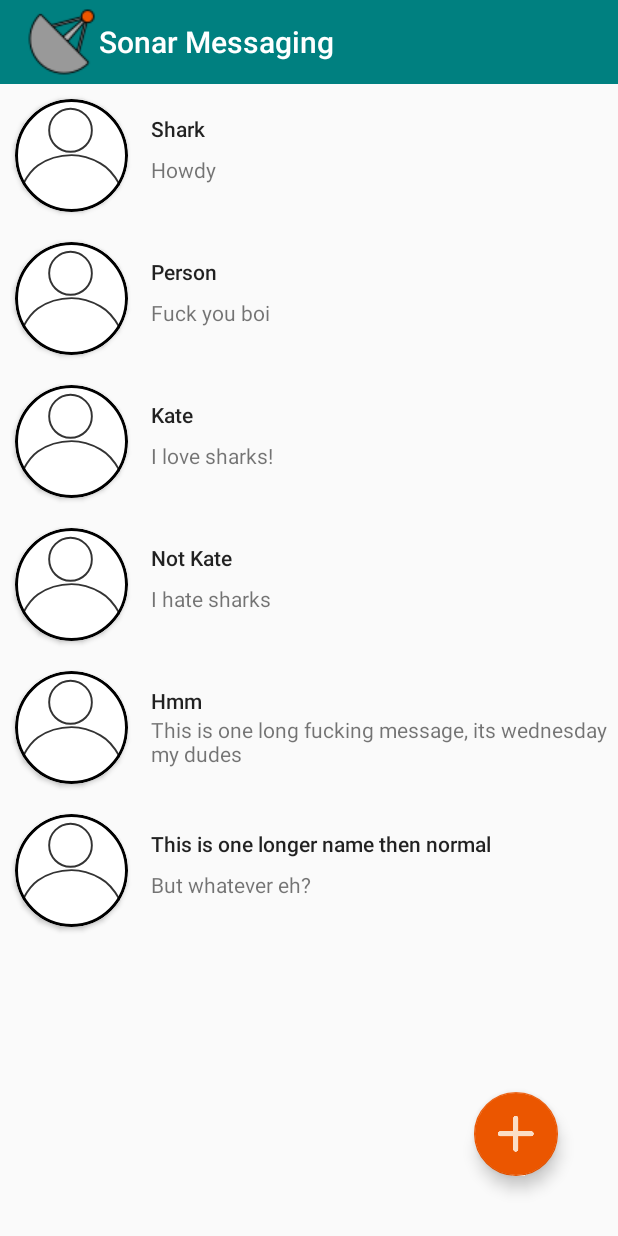
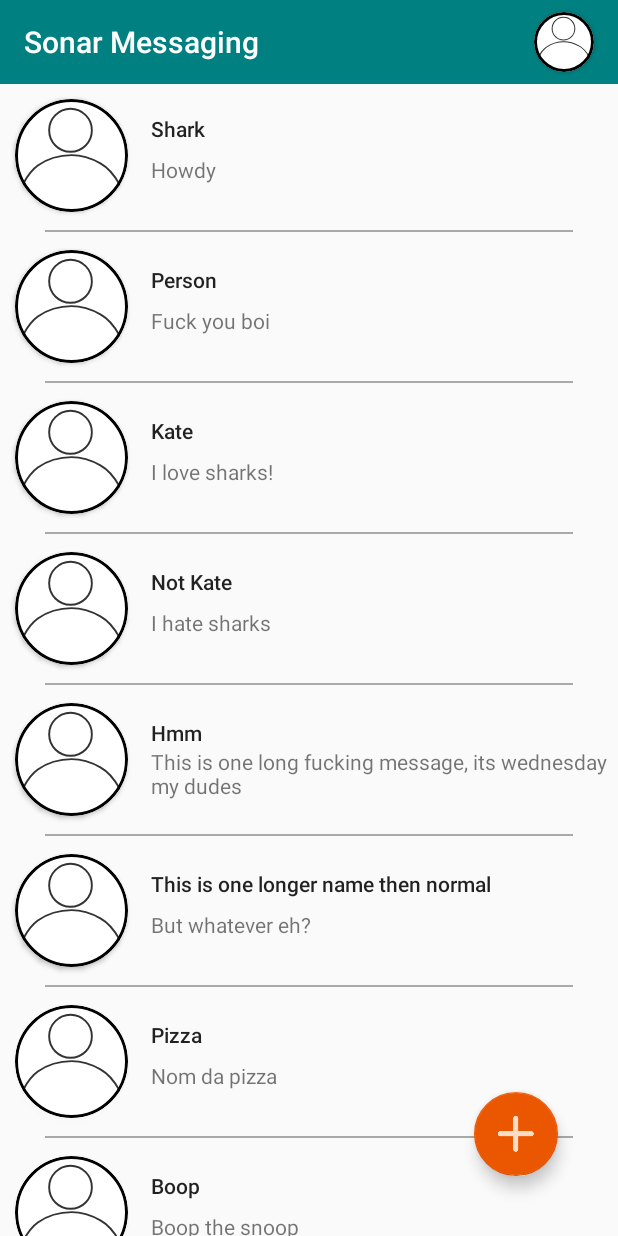
Before and after one commit to Sharkgrammer/Sonar-Secure-Messaging, an Android app: the screen it shows after launch (MainActivity), after a tap on "Shark", on a phone screen of 412 x 824 dp. Run offline under Robolectric (Android 15) with nearby library versions, the phone set to English and light mode, and no system bars.

Commit message:
UI Change w/ Recycler View

```diff
--- a/app/src/main/java/com/shark/sonar/main/MainActivity.java
+++ b/app/src/main/java/com/shark/sonar/main/MainActivity.java
@@ -40,8 +40,7 @@ public class MainActivity extends AppCompatActivity {
 
         Toolbar toolbar = findViewById(R.id.toolbar);
         setSupportActionBar(toolbar);
-        getSupportActionBar().setTitle("Sonar Messaging");
-        getSupportActionBar().setIcon(R.drawable.sonar_alone);
+        getSupportActionBar().setTitle(R.string.toolbar);
 
         MainMessage[] data = new MainMessage[] {
                 new MainMessage(R.drawable.ic_person, "Shark", "Howdy", "eh"),
@@ -49,13 +48,15 @@ public class MainActivity extends AppCompatActivity {
                 new MainMessage(R.drawable.ic_person, "Kate", "I love sharks!", "eh"),
                 new MainMessage(R.drawable.ic_person, "Not Kate", "I hate sharks", "eh"),
                 new MainMessage(R.drawable.ic_person, "Hmm", "This is one long fucking message, its wednesday my dudes", "eh"),
-                new MainMessage(R.drawable.ic_person, "This is one longer name then normal", "But whatever eh?", "eh")
+                new MainMessage(R.drawable.ic_person, "This is one longer name then normal", "But whatever eh?", "eh"),
+                new MainMessage(R.drawable.ic_person, "Pizza", "Nom da pizza", "eh"),
+                new MainMessage(R.drawable.ic_person, "Boop", "Boop the snoop", "eh"),
+                new MainMessage(R.drawable.ic_person, "Shark", "Shark shark shark", "eh"),
+                new MainMessage(R.drawable.ic_person, "Pizza boop shark", "Interesting...", "eh")
         };
 
-        //new MainMessage("Email", android.R.drawable.ic_dialog_email),
-
-        RecyclerView recyclerView = (RecyclerView) findViewById(R.id.recyclerView);
-        MainAdapter adapter = new MainAdapter(data);
+        RecyclerView recyclerView = findViewById(R.id.recyclerView);
+        MainAdapter adapter = new MainAdapter(data, this);
 
         recyclerView.setHasFixedSize(true);
         recyclerView.setLayoutManager(new LinearLayoutManager(this));
--- a/app/src/main/java/com/shark/sonar/recycler/MainAdapter.java
+++ b/app/src/main/java/com/shark/sonar/recycler/MainAdapter.java
@@ -1,5 +1,6 @@
 package com.shark.sonar.recycler;
 
+import android.content.Context;
 import android.support.v7.widget.RecyclerView;
 import android.view.LayoutInflater;
 import android.view.View;
@@ -12,20 +13,30 @@ import com.shark.sonar.data.MainMessage;
 public class MainAdapter extends RecyclerView.Adapter<MainViewHolder>{
 
     private MainMessage[] listData;
+    Context context;
 
-    public MainAdapter(MainMessage[] listdata) {
-        this.listData = listdata;
+    public MainAdapter(MainMessage[] listData, Context context) {
+        this.listData = listData;
+        this.context = context;
     }
 
+    //REF https://stackoverflow.com/a/39678755/11480852
     @Override
     public MainViewHolder onCreateViewHolder(ViewGroup parent, int viewType) {
-        View Child = LayoutInflater.from(parent.getContext()).inflate(R.layout.item_user_message, null);
-        return new MainViewHolder(Child);
+        View Child = LayoutInflater.from(parent.getContext()).inflate(R.layout.item_user_message, null, false);
+        Child.setLayoutParams(new RecyclerView.LayoutParams(RecyclerView.LayoutParams.MATCH_PARENT, RecyclerView.LayoutParams.WRAP_CONTENT));
+        return new MainViewHolder(Child, context);
     }
 
     @Override
     public void onBindViewHolder(MainViewHolder holder, int pos) {
         final MainMessage data = listData[pos];
+
+        if (getItemCount() - 1 != pos){
+            holder.addSpace();
+        }else{
+            holder.addText(context.getResources().getString(R.string.mainText));
+        }
 
         holder.setImgPerson(data.getImage());
         holder.setTextMessage(data.getMessage());
--- a/app/src/main/java/com/shark/sonar/recycler/MainViewHolder.java
+++ b/app/src/main/java/com/shark/sonar/recycler/MainViewHolder.java
@@ -1,7 +1,8 @@
 package com.shark.sonar.recycler;
 
-import android.graphics.Bitmap;
+import android.content.Context;
 import android.support.v7.widget.RecyclerView;
+import android.view.LayoutInflater;
 import android.view.View;
 import android.widget.ImageView;
 import android.widget.LinearLayout;
@@ -14,15 +15,18 @@ class MainViewHolder extends RecyclerView.ViewHolder {
     private TextView lblPerson;
     private TextView lblMessage;
     private LinearLayout layout;
+    private Context context;
+    private boolean textAdded = false, lineAdded = false;
 
 
-    public MainViewHolder(View itemView) {
+    public MainViewHolder(View itemView, Context context) {
         super(itemView);
 
         this.imgPerson = itemView.findViewById(R.id.imgPerson);
         this.lblPerson = itemView.findViewById(R.id.lblPerson);
         this.lblMessage = itemView.findViewById(R.id.lblMessage);
         this.layout = itemView.findViewById(R.id.linLayout);
+        this.context = context;
     }
 
     public void setImgPerson(int drawable){
@@ -40,4 +44,26 @@ class MainViewHolder extends RecyclerView.ViewHolder {
     public void setOnClick(View.OnClickListener listener){
         layout.setOnClickListener(listener);
     }
+
+    public void addSpace(){
+        if (!lineAdded){
+            View Child = LayoutInflater.from(context).inflate(R.layout.line, null);
+            layout.addView(Child);
+
+            lineAdded = true;
+        }
+    }
+
+    public void addText(String text){ ;
+        if (!textAdded){
+            View Child = LayoutInflater.from(context).inflate(R.layout.footer, null);
+
+            TextView view = Child.findViewById(R.id.childTextView);
+            view.setText(text);
+
+            layout.addView(Child);
+
+            textAdded = true;
+        }
+    }
 }
--- /dev/null
+++ b/app/src/main/res/drawable/line.xml
@@ -0,0 +1,6 @@
+<?xml version="1.0" encoding="utf-8"?>
+<shape xmlns:android="http://schemas.android.com/apk/res/android"
+    android:shape="rectangle" >
+    <stroke android:width="1dp" android:color="@color/spaceCol" />
+    <size android:width="2dp" />
+</shape>
--- a/app/src/main/res/layout/activity_main.xml
+++ b/app/src/main/res/layout/activity_main.xml
@@ -43,4 +43,23 @@
         app:layout_constraintStart_toStartOf="parent"
         app:layout_constraintTop_toBottomOf="@+id/toolbar"/>
 
+    <android.support.v7.widget.CardView
+        android:layout_width="40dp"
+        android:layout_height="40dp"
+        android:layout_marginTop="8dp"
+        android:layout_marginEnd="16dp"
+        app:cardCornerRadius="20dp"
+        app:layout_constraintEnd_toEndOf="parent"
+        app:layout_constraintTop_toTopOf="parent">
+
+        <ImageView
+            android:id="@+id/imgPerson"
+            android:layout_width="match_parent"
+            android:layout_height="match_parent"
+            android:foreground="@drawable/circle"
+            android:scaleType="centerCrop"
+            android:src="@drawable/ic_person" />
+
+    </android.support.v7.widget.CardView>
+
 </android.support.constraint.ConstraintLayout>
--- /dev/null
+++ b/app/src/main/res/layout/footer.xml
@@ -0,0 +1,23 @@
+<?xml version="1.0" encoding="utf-8"?>
+<LinearLayout xmlns:android="http://schemas.android.com/apk/res/android"
+    android:layout_width="match_parent"
+    android:layout_height="match_parent"
+    android:paddingTop="40dp"
+    android:paddingBottom="120dp">
+
+    <Space
+        android:layout_width="0dp"
+        android:layout_height="0dp"
+        android:layout_weight="1" />
+
+    <TextView
+        android:id="@+id/childTextView"
+        android:layout_width="wrap_content"
+        android:layout_height="wrap_content" />
+
+    <Space
+        android:layout_width="0dp"
+        android:layout_height="0dp"
+        android:layout_weight="1" />
+
+</LinearLayout>
--- a/app/src/main/res/layout/item_user_message.xml
+++ b/app/src/main/res/layout/item_user_message.xml
@@ -1,9 +1,16 @@
 <?xml version="1.0" encoding="utf-8"?>
+
 <LinearLayout xmlns:android="http://schemas.android.com/apk/res/android"
     xmlns:app="http://schemas.android.com/apk/res-auto"
     android:id="@+id/linLayout"
     android:layout_width="match_parent"
-    android:layout_height="wrap_content">
+    android:layout_height="wrap_content"
+    android:orientation="vertical">
+
+    <LinearLayout
+        android:layout_width="match_parent"
+        android:layout_height="match_parent"
+        android:orientation="horizontal">
 
         <android.support.v7.widget.CardView
             android:layout_width="75dp"
@@ -26,7 +33,7 @@
         </android.support.v7.widget.CardView>
 
         <LinearLayout
-        android:layout_width="wrap_content"
+            android:layout_width="match_parent"
             android:layout_height="match_parent"
             android:layout_marginStart="5dp"
             android:layout_marginTop="20dp"
@@ -36,7 +43,7 @@
 
             <TextView
                 android:id="@+id/lblPerson"
-            android:layout_width="wrap_content"
+                android:layout_width="match_parent"
                 android:layout_height="wrap_content"
                 android:layout_weight="1"
                 android:text="Person Name Here"
@@ -44,7 +51,7 @@
 
             <TextView
                 android:id="@+id/lblMessage"
-            android:layout_width="wrap_content"
+                android:layout_width="match_parent"
                 android:layout_height="wrap_content"
                 android:layout_weight="1"
                 android:ellipsize="end"
@@ -53,3 +60,5 @@
         </LinearLayout>
 
     </LinearLayout>
+
+</LinearLayout>
--- /dev/null
+++ b/app/src/main/res/layout/line.xml
@@ -0,0 +1,21 @@
+<?xml version="1.0" encoding="utf-8"?>
+<LinearLayout xmlns:android="http://schemas.android.com/apk/res/android"
+    android:layout_width="match_parent"
+    android:layout_height="wrap_content"
+    android:orientation="vertical">
+
+    <Space
+        android:layout_width="0dp"
+        android:layout_height="2dp" />
+
+    <View
+        android:layout_width="match_parent"
+        android:layout_height="1dp"
+        android:layout_marginStart="30dp"
+        android:layout_marginEnd="30dp"
+        android:background="@color/spaceCol" />
+
+    <Space
+        android:layout_width="0dp"
+        android:layout_height="2dp" />
+</LinearLayout>
--- a/app/src/main/res/values/colors.xml
+++ b/app/src/main/res/values/colors.xml
@@ -11,4 +11,5 @@
     <color name="colorPass">@android:color/holo_green_dark</color>
     <color name="colorFail">@android:color/holo_red_dark</color>
     <color name="border">@android:color/black</color>
+    <color name="spaceCol">#A9A9A9</color>
 </resources>
--- a/app/src/main/res/values/strings.xml
+++ b/app/src/main/res/values/strings.xml
@@ -1,4 +1,5 @@
 <resources>
     <string name="app_name">Sonar</string>
-    <string name="title_activity_main2">Main2Activity</string>
+    <string name="toolbar">Sonar Messaging</string>
+    <string name="mainText">Add new friends with the plus button!</string>
 </resources>
```
Lines whose indentation alone changed are shown as unchanged.
